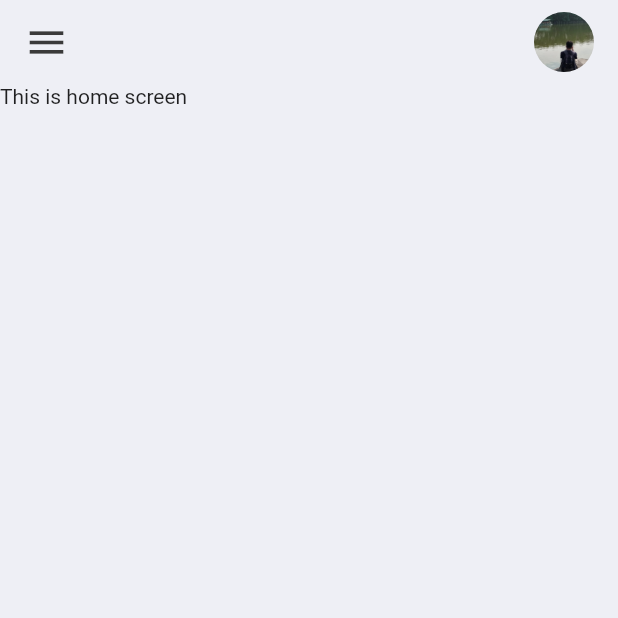
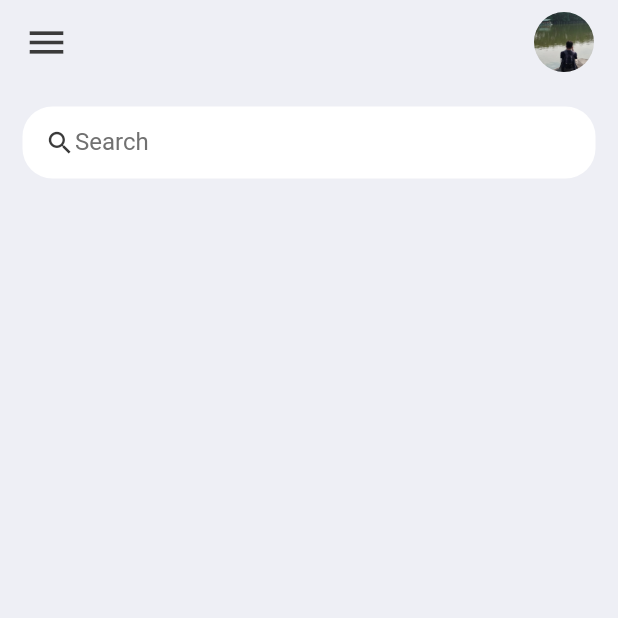
Before and after one commit to dedefaizzz/todo_list_data_lokal, a Flutter app: the screen it shows after launch, on a phone screen of 412 x 824 dp, the top half of it. Run offline on Flutter 3.47's test engine with Material 2 defaults, Android fonts, the phone set to English and light mode, and no system bars.

Commit message:
membuat SearchBox

```diff
--- a/lib/screens/home.dart
+++ b/lib/screens/home.dart
@@ -10,7 +10,12 @@ class Home extends StatelessWidget {
       backgroundColor: tdBgColor,
       appBar: _buildAppBar(),
       body: Container(
-        child: Text('This is home screen'),
+        padding: EdgeInsets.all(15),
+        child: Column(
+          children: [
+            SearchBox(),
+          ],
+        ),
       ),
     );
   }
@@ -40,3 +45,37 @@ class Home extends StatelessWidget {
     );
   }
 }
+
+class SearchBox extends StatelessWidget {
+  const SearchBox({
+    super.key,
+  });
+
+  @override
+  Widget build(BuildContext context) {
+    return Container(
+      padding: EdgeInsets.symmetric(horizontal: 15),
+      decoration: BoxDecoration(
+        color: Colors.white,
+        borderRadius: BorderRadius.circular(20),
+      ),
+      child: const TextField(
+        decoration: InputDecoration(
+          contentPadding: EdgeInsets.all(0),
+          prefixIcon: Icon(
+            Icons.search,
+            color: tdBlack,
+            size: 20,
+          ),
+          prefixIconConstraints: BoxConstraints(
+            maxHeight: 20,
+            maxWidth: 25,
+          ),
+          border: InputBorder.none,
+          hintText: 'Search',
+          hintStyle: TextStyle(color: tdGrey),
+        ),
+      ),
+    );
+  }
+}
```
